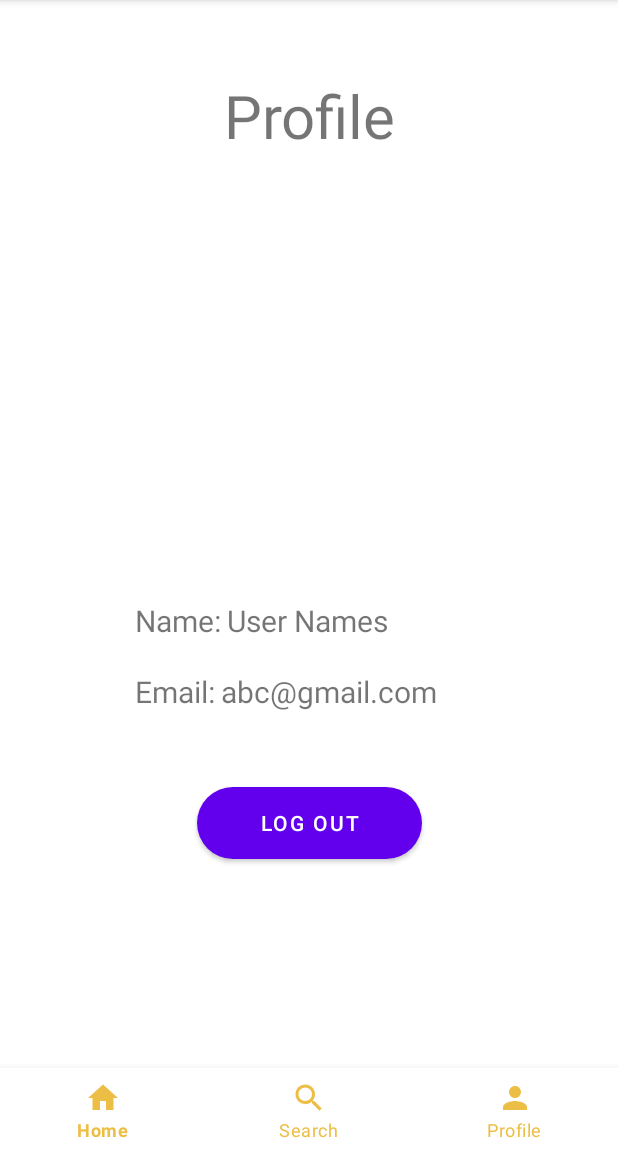
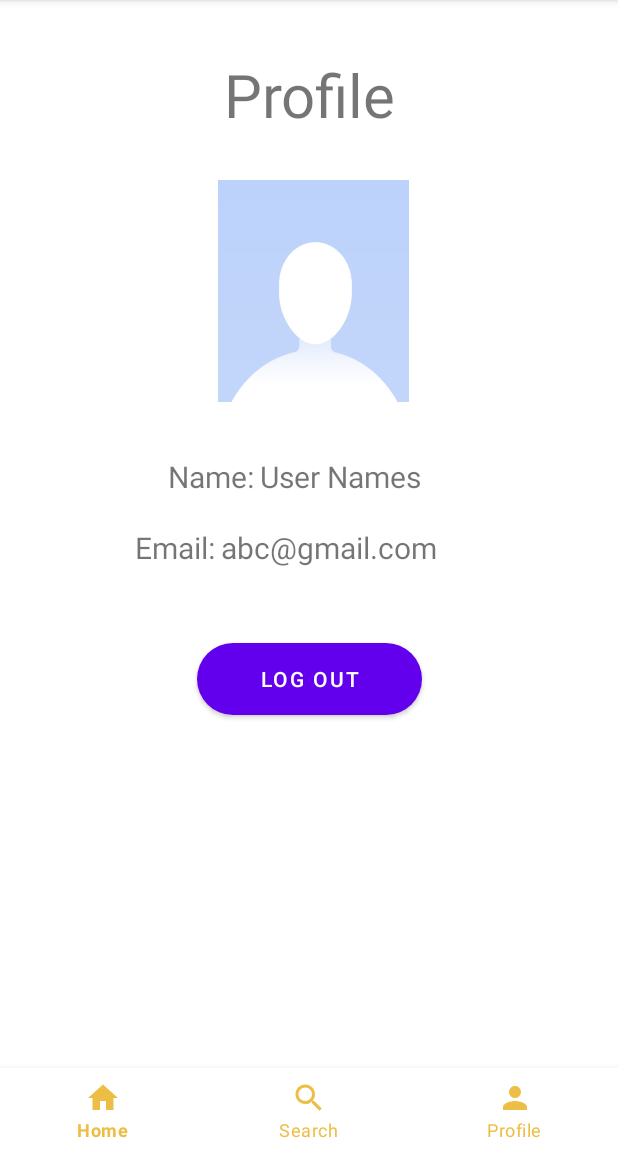
Before and after one commit to CMPUT301F21T40/Routines, an Android app: the MainActivity screen opened directly, with no data from a screen before it, item 3 of the bottom bar chosen, on a phone screen of 412 x 824 dp, the part 84-1236 px from its top. Run offline under Robolectric (Android 15) with nearby library versions, the phone set to English and light mode, and no system bars; our stand-ins replace Firebase (no records; nobody signed in at launch, a user with empty details on screens opened directly).

Commit message:
profile updated

```diff
--- a/app/src/main/java/com/example/routines/MainActivity.java
+++ b/app/src/main/java/com/example/routines/MainActivity.java
@@ -67,32 +67,7 @@ public class MainActivity extends AppCompatActivity implements AddHabitFragment.
         userDocumentRef = db.collection("Users").document(userID);
         userHabitCollectionRef = db.collection("Users").document(userID).collection("Habits");
 
-        // Bottom Navigation Bar
-        BottomNavigator = findViewById(R.id.bottom_navigation);
-        BottomNavigator.setOnItemSelectedListener(new NavigationBarView.OnItemSelectedListener() {
-            @Override
-            public boolean onNavigationItemSelected(@NonNull MenuItem item) {
-                int id = item.getItemId();
-                switch(id){
-
-                    case R.id.home:
-                        return true;
-
-                    case R.id.search:
-                        startActivity(new Intent(getApplicationContext(),SearchActivity.class));
-                        overridePendingTransition(0,0);
-                        return true;
-
-                    case R.id.profile:
-                        startActivity(new Intent(getApplicationContext(),ProfileActivity.class));
-                        overridePendingTransition(0,0);
-                        return true;
-
-                }
-                return true;
-            }
-        });
-
+        switchActivity();
 
         // creating a listview and the adapter so we can store all the habits in a list on the home screen
         ListView habitList = findViewById(R.id.habitList);
@@ -161,6 +136,34 @@ public class MainActivity extends AppCompatActivity implements AddHabitFragment.
 
     }
 
+    public void switchActivity(){
+        // The bottom Navigation bar
+        BottomNavigator = findViewById(R.id.bottom_navigation);
+        BottomNavigator.setOnItemSelectedListener(new NavigationBarView.OnItemSelectedListener() {
+            @Override
+            public boolean onNavigationItemSelected(@NonNull MenuItem item) {
+                int id = item.getItemId();
+                switch(id){
+
+                    case R.id.home:
+                        return true;
+
+                    case R.id.search:
+                        startActivity(new Intent(getApplicationContext(),SearchActivity.class));
+                        overridePendingTransition(0,0);
+                        return true;
+
+                    case R.id.profile:
+                        startActivity(new Intent(getApplicationContext(),ProfileActivity.class));
+                        overridePendingTransition(0,0);
+                        return true;
+
+                }
+                return true;
+            }
+        });
+    }
+
 
 
 }
--- a/app/src/main/java/com/example/routines/ProfileActivity.java
+++ b/app/src/main/java/com/example/routines/ProfileActivity.java
@@ -1,12 +1,19 @@
 package com.example.routines;
 
+import androidx.activity.result.ActivityResult;
+import androidx.activity.result.ActivityResultCallback;
+import androidx.activity.result.ActivityResultLauncher;
+import androidx.activity.result.contract.ActivityResultContracts;
 import androidx.annotation.NonNull;
 import androidx.annotation.Nullable;
 import androidx.appcompat.app.AppCompatActivity;
 
+import android.app.Activity;
 import android.content.Intent;
 import android.os.Bundle;
+import android.util.Log;
 import android.view.MenuItem;
+import android.view.View;
 import android.widget.Button;
 import android.widget.ImageView;
 import android.widget.TextView;
@@ -25,6 +32,8 @@ import org.w3c.dom.Text;
 
 public class ProfileActivity extends AppCompatActivity {
 
+    final String TAG = "Profile";
+
     FirebaseFirestore db;
     CollectionReference Users;
     CollectionReference userNames;
@@ -32,11 +41,11 @@ public class ProfileActivity extends AppCompatActivity {
     private String UserId;
     BottomNavigationView BottomNavigator;
 
-    TextView NameText;
-    TextView EmailText;
-    TextView UserName;
-    TextView UserEmail;
-    ImageView UserPhoto;
+    private TextView NameText;
+    private TextView EmailText;
+    private TextView UserName;
+    private TextView UserEmail;
+    private ImageView UserPhoto;
     Button LogOutButton;
 
 
@@ -51,8 +60,7 @@ public class ProfileActivity extends AppCompatActivity {
 
         initializeData();
         switchActivity();
-
-
+        showInformation();
 
 
 
@@ -65,6 +73,21 @@ public class ProfileActivity extends AppCompatActivity {
         UserName = findViewById(R.id.text_user_profile);
         UserPhoto = findViewById(R.id.image_profile);
         LogOutButton = findViewById(R.id.button_profile);
+        LogOutButton.setOnClickListener(new View.OnClickListener() {
+            @Override
+            public void onClick(View view) {
+                myAuth.signOut();
+                Intent intent = new Intent(ProfileActivity.this, WelcomeActivity.class);
+                startActivity(intent);
+            }
+        });
+
+        UserPhoto.setOnClickListener(new View.OnClickListener() {
+            @Override
+            public void onClick(View view) {
+                choosePicture();
+            }
+        });
 
     }
 
@@ -103,10 +126,55 @@ public class ProfileActivity extends AppCompatActivity {
             Users.document(UserId).addSnapshotListener(new EventListener<DocumentSnapshot>() {
                 @Override
                 public void onEvent(@Nullable DocumentSnapshot value, @Nullable FirebaseFirestoreException error) {
+                    if (error != null) {
+                        Log.w(TAG, "Listen failed.", error);
+                        return;
+                    }
+
+                    if (value != null && value.exists()) {
+                        Log.d(TAG, "Current data: " + value.getData());
+                        String Name = (String) value.getData().get("User Name");
+                        String Email = (String) value.getData().get("Email");
+                        UserName.setText(Name);
+                        UserEmail.setText(Email);
+
+                    } else {
+                        Log.d(TAG, "Current data: null");
+                    }
 
                 }
             });
 
         }
     }
+
+    public void choosePicture(){
+
+        startActivityForResult(intent, 1);
+
+        ActivityResultLauncher<Intent> someActivityResultLauncher = registerForActivityResult(
+                new ActivityResultContracts.StartActivityForResult(),
+                new ActivityResultCallback<ActivityResult>() {
+                    @Override
+                    public void onActivityResult(ActivityResult result) {
+                        if (result.getResultCode() == Activity.RESULT_OK) {
+                            // There are no request codes
+                            Intent data = result.getData();
+                            doSomeOperations();
+                        }
+                    }
+                });
+
+        public void openSomeActivityForResult(){
+            Intent intent = new Intent();
+            intent.setType("image/*");
+            intent.setAction(Intent.ACTION_GET_CONTENT);
+            someActivityResultLauncher.launch(intent);
+        }
+
+
+
+    }
+
+
 }
--- a/app/src/main/res/layout/activity_profile.xml
+++ b/app/src/main/res/layout/activity_profile.xml
@@ -11,12 +11,13 @@
         android:id="@+id/text_profile"
         android:layout_width="match_parent"
         android:layout_height="wrap_content"
-        android:layout_marginTop="50dp"
+        android:layout_marginTop="36dp"
         android:gravity="center"
         android:text="Profile"
         android:textSize="40sp"
 
         app:layout_constraintEnd_toEndOf="parent"
+        app:layout_constraintHorizontal_bias="0.0"
         app:layout_constraintStart_toStartOf="parent"
         app:layout_constraintTop_toTopOf="parent" />
 
@@ -35,20 +36,22 @@
 
     <ImageView
         android:id="@+id/image_profile"
-        android:layout_width="140dp"
-        android:layout_height="154dp"
-        android:layout_marginTop="180dp"
+        android:layout_width="127dp"
+        android:layout_height="148dp"
+        android:layout_marginTop="120dp"
+        android:background="@drawable/default_image"
         app:layout_constraintEnd_toEndOf="parent"
+        app:layout_constraintHorizontal_bias="0.51"
         app:layout_constraintStart_toStartOf="parent"
         app:layout_constraintTop_toTopOf="parent"
-        tools:srcCompat="@tools:sample/avatars" />
+         />
 
     <TextView
         android:id="@+id/text_user_lable_profile"
         android:layout_width="wrap_content"
         android:layout_height="wrap_content"
-        android:layout_marginStart="90dp"
-        android:layout_marginTop="400dp"
+        android:layout_marginStart="112dp"
+        android:layout_marginTop="304dp"
         android:text="Name:"
         android:textSize="20sp"
         app:layout_constraintStart_toStartOf="parent"
@@ -63,7 +66,7 @@
         android:text="Email:"
         android:textSize="20sp"
         app:layout_constraintStart_toStartOf="parent"
-        app:layout_constraintTop_toBottomOf="@+id/text_user_lable_profile" />
+        app:layout_constraintTop_toBottomOf="@+id/text_user_profile" />
 
     <Button
         android:id="@+id/button_profile"
@@ -74,7 +77,7 @@
         android:text="Log out"
         app:layout_constraintEnd_toEndOf="parent"
         app:layout_constraintStart_toStartOf="parent"
-        app:layout_constraintTop_toBottomOf="@+id/text_email_lable_profile" />
+        app:layout_constraintTop_toBottomOf="@+id/text_email_profile" />
 
     <TextView
         android:id="@+id/text_user_profile"
```
Also changed, not shown: app/src/main/java/com/example/routines/SearchActivity.java (+6 -1 lines), app/src/main/res/drawable/default_image.jpeg (added).
